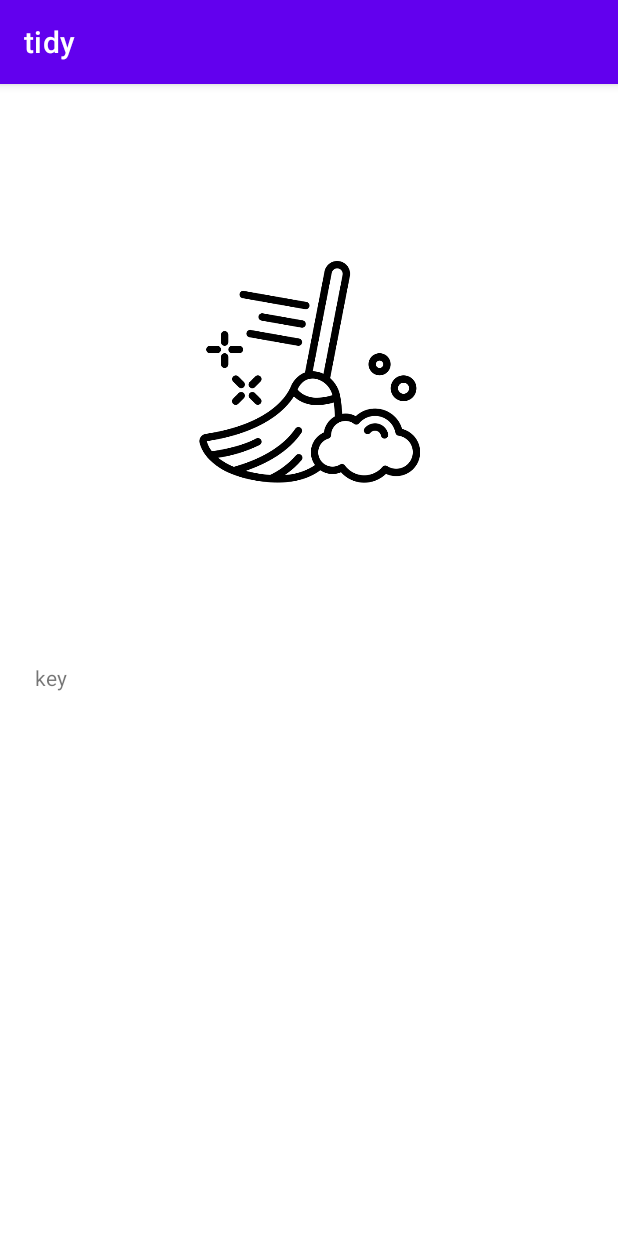
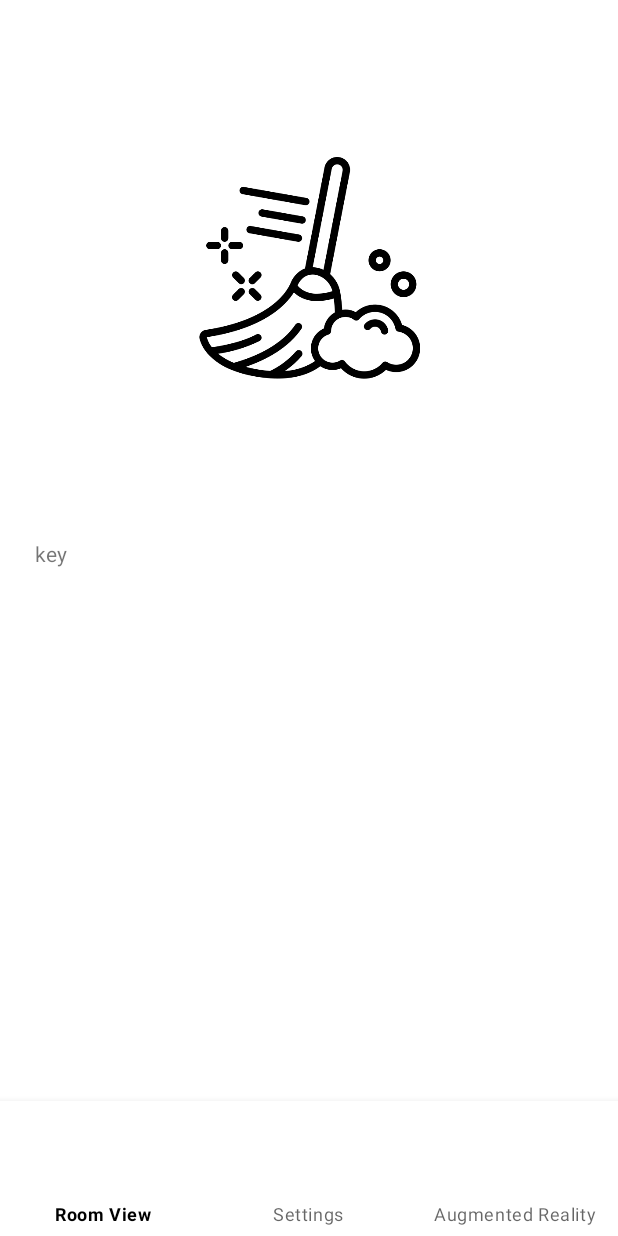
Before and after one commit to KarimSamaha98/tidy_app, an Android app: the SignUp screen opened through its navigation route, after a tap on "SIGN ME UP!", on a phone screen of 412 x 824 dp. Run offline under Robolectric (Android 15) with nearby library versions, the phone set to English and light mode, and no system bars; our stand-ins replace Firebase (no records; nobody signed in at launch, a user with empty details on screens opened directly), data binding, navigation-ui.

Commit message:
[major] bottom navigation menu after login + settings page

```diff
--- a/tidy/app/src/main/java/com/epfl/esl/tidy/MainActivity.kt
+++ b/tidy/app/src/main/java/com/epfl/esl/tidy/MainActivity.kt
@@ -2,11 +2,29 @@ package com.epfl.esl.tidy
 
 import androidx.appcompat.app.AppCompatActivity
 import android.os.Bundle
+import android.view.View
+import androidx.databinding.DataBindingUtil
+import androidx.navigation.findNavController
+import androidx.navigation.ui.setupWithNavController
+import com.epfl.esl.tidy.databinding.ActivityMainBinding
+import com.google.android.material.bottomnavigation.BottomNavigationView
+
 class MainActivity : AppCompatActivity() {
 
     public var loginInfo = UserDataClass(email="", password="", first_name="", last_name="", key="", space_id="")
+    private lateinit var binding: ActivityMainBinding
+    private lateinit var bottomNavigationView: BottomNavigationView
     override fun onCreate(savedInstanceState: Bundle?) {
+
         super.onCreate(savedInstanceState)
-        setContentView(R.layout.activity_main)
+        binding = DataBindingUtil.setContentView(this, R.layout.activity_main)
+        val navController = this.findNavController(R.id.mainFragment)
+        bottomNavigationView = binding.bottomMenuView
+        bottomNavigationView.setupWithNavController(navController)
+        setBottomNavigationVisibility(View.GONE)
+    }
+
+    public fun setBottomNavigationVisibility (visibility: Int){
+        bottomNavigationView.visibility = visibility
     }
 }
--- a/tidy/app/src/main/java/com/epfl/esl/tidy/ProfileLogin.kt
+++ b/tidy/app/src/main/java/com/epfl/esl/tidy/ProfileLogin.kt
@@ -90,6 +90,7 @@ class ProfileLogin : Fragment() {
                         //Store Credential
                         (activity as MainActivity).loginInfo = UserDataClass(email=email, password=password, first_name=first_name, last_name=last_name, space_id=space_id, key=key )
                         //Change Fragments
+                        (activity as MainActivity).setBottomNavigationVisibility(View.VISIBLE)
                         Navigation.findNavController(view)
                 .navigate(R.id.action_profileLogin_to_taskView)}
                 }
--- a/tidy/app/src/main/java/com/epfl/esl/tidy/SignUp.kt
+++ b/tidy/app/src/main/java/com/epfl/esl/tidy/SignUp.kt
@@ -43,7 +43,7 @@ class SignUp : Fragment() {
             space_id = binding.spaceId.text.toString()
 
             sendDataToFireBase()
-
+            (activity as MainActivity).setBottomNavigationVisibility(View.VISIBLE)
             (activity as MainActivity).loginInfo = UserDataClass(email=email, password=password, first_name=first_name, last_name=last_name, space_id=space_id, key=key )
             Navigation.findNavController(view).navigate(R.id.action_signUp_to_taskView)
         }
--- a/tidy/app/src/main/res/layout/activity_main.xml
+++ b/tidy/app/src/main/res/layout/activity_main.xml
@@ -1,17 +1,32 @@
 <?xml version="1.0" encoding="utf-8"?>
-<androidx.constraintlayout.widget.ConstraintLayout xmlns:android="http://schemas.android.com/apk/res/android"
-    xmlns:app="http://schemas.android.com/apk/res-auto"
-    xmlns:tools="http://schemas.android.com/tools"
+<layout xmlns:android="http://schemas.android.com/apk/res/android"
+    xmlns:app="http://schemas.android.com/apk/res-auto">
+
+        <LinearLayout
             android:layout_width="match_parent"
             android:layout_height="match_parent"
-    tools:context=".MainActivity">
+            android:orientation="vertical">
 
             <fragment
                 android:id="@+id/mainFragment"
                 android:name="androidx.navigation.fragment.NavHostFragment"
                 android:layout_width="match_parent"
-        android:layout_height="match_parent"
+                android:layout_height="0dp"
+                android:layout_weight="8"
                 app:defaultNavHost="true"
                 app:navGraph="@navigation/navigation" />
 
-</androidx.constraintlayout.widget.ConstraintLayout>
+
+            <com.google.android.material.bottomnavigation.BottomNavigationView
+                android:id="@+id/bottomMenuView"
+                android:layout_width="match_parent"
+                android:layout_height="0dp"
+                android:layout_gravity="center"
+                android:layout_marginTop="16dp"
+                android:layout_weight="1"
+                android:visibility="gone"
+                app:menu="@menu/bottom_menu" />
+
+        </LinearLayout>
+
+</layout>
--- /dev/null
+++ b/tidy/app/src/main/res/menu/bottom_menu.xml
@@ -0,0 +1,14 @@
+<?xml version="1.0" encoding="utf-8"?>
+<menu xmlns:app="http://schemas.android.com/apk/res-auto"
+    xmlns:android="http://schemas.android.com/apk/res/android">
+
+    <item
+        android:id="@+id/roomView"
+        android:title="Room View" />
+    <item
+        android:id="@+id/settings"
+        android:title="Settings" />
+    <item
+        android:id="@+id/augmentedReality"
+        android:title="Augmented Reality" />
+</menu>
--- a/tidy/app/src/main/res/navigation/navigation.xml
+++ b/tidy/app/src/main/res/navigation/navigation.xml
@@ -31,4 +31,24 @@
             android:id="@+id/action_signUp_to_taskView"
             app:destination="@id/taskView" />
     </fragment>
+    <fragment
+        android:id="@+id/history"
+        android:name="com.epfl.esl.tidy.History"
+        android:label="fragment_history"
+        tools:layout="@layout/fragment_history" />
+    <fragment
+        android:id="@+id/roomView"
+        android:name="com.epfl.esl.tidy.RoomView"
+        android:label="fragment_room_view"
+        tools:layout="@layout/fragment_room_view" />
+    <fragment
+        android:id="@+id/settings"
+        android:name="com.epfl.esl.tidy.Settings"
+        android:label="fragment_settings"
+        tools:layout="@layout/fragment_settings" />
+    <fragment
+        android:id="@+id/augmentedReality"
+        android:name="com.epfl.esl.tidy.AugmentedReality"
+        android:label="fragment_augmented_reality"
+        tools:layout="@layout/fragment_augmented_reality" />
 </navigation>
--- a/tidy/app/src/main/res/values/strings.xml
+++ b/tidy/app/src/main/res/values/strings.xml
@@ -11,4 +11,5 @@
     <string name="Last_Name">Last Name</string>
     <string name="Email">Email Address</string>
     <string name="Space_ID">Space ID</string>
+    <string name="Sign_Out">Sign Out</string>
 </resources>
--- a/tidy/app/src/main/res/values/themes.xml
+++ b/tidy/app/src/main/res/values/themes.xml
@@ -1,9 +1,9 @@
 <resources xmlns:tools="http://schemas.android.com/tools">
     <!-- Base application theme. -->
-    <style name="Theme.Tidy" parent="Theme.MaterialComponents.DayNight.DarkActionBar">
+    <style name="Theme.Tidy" parent="Theme.MaterialComponents.DayNight.NoActionBar">
         <!-- Primary brand color. -->
-        <item name="colorPrimary">@color/purple_500</item>
-        <item name="colorPrimaryVariant">@color/purple_700</item>
+        <item name="colorPrimary">@color/black</item>
+        <item name="colorPrimaryVariant">@color/black</item>
         <item name="colorOnPrimary">@color/white</item>
         <!-- Secondary brand color. -->
         <item name="colorSecondary">@color/teal_200</item>
```
Also changed, not shown: tidy/app/src/main/java/com/epfl/esl/tidy/AugmentedReality.kt (added, +59 -0 lines), tidy/app/src/main/java/com/epfl/esl/tidy/History.kt (added, +59 -0 lines), tidy/app/src/main/java/com/epfl/esl/tidy/RoomView.kt (added, +59 -0 lines), tidy/app/src/main/java/com/epfl/esl/tidy/Settings.kt (added, +69 -0 lines), tidy/app/src/main/res/layout/fragment_augmented_reality.xml (added, +14 -0 lines), tidy/app/src/main/res/layout/fragment_history.xml (added, +49 -0 lines), tidy/app/src/main/res/layout/fragment_profile_login.xml (+18 -18 lines), tidy/app/src/main/res/layout/fragment_room_view.xml (added, +49 -0 lines), tidy/app/src/main/res/layout/fragment_settings.xml (added, +121 -0 lines). Lines whose indentation alone changed are shown as unchanged.
